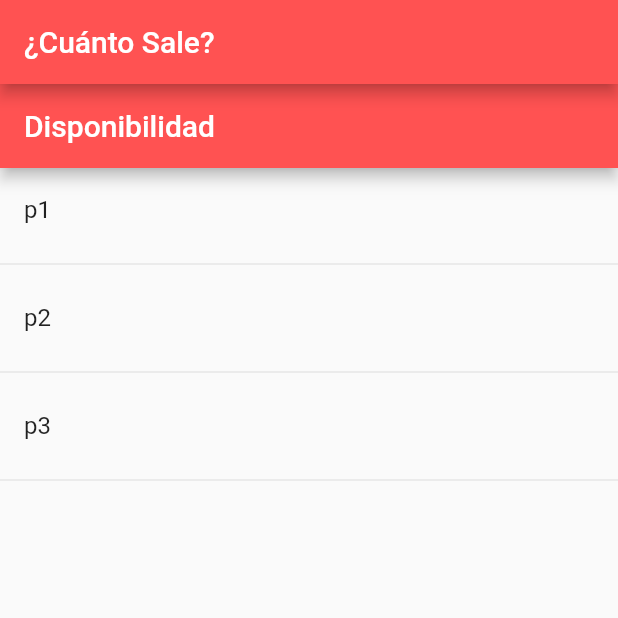
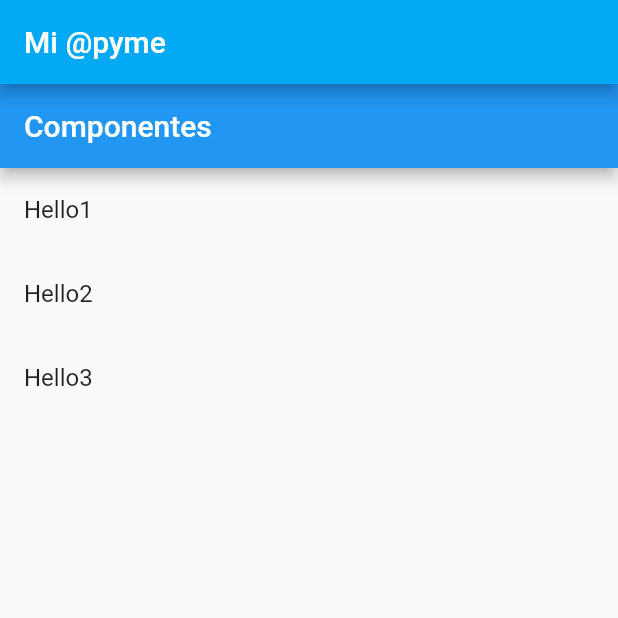
Before and after one commit to jparadae/mo_py, a Flutter app: the screen it shows after launch, on a phone screen of 412 x 824 dp, the top half of it. Run offline on Flutter 3.47's test engine with Material 2 defaults, Android fonts, the phone set to English and light mode, and no system bars.

```diff
--- a/lib/main.dart
+++ b/lib/main.dart
@@ -1,5 +1,6 @@
 import 'package:flutter/material.dart';
-import 'package:puterio/src/pages/home_temp.dart';
+import 'package:puterio/src/pages/home_page.dart';
+//import 'package:puterio/src/pages/home_temp.dart';
 
 void main() => runApp(MyApp());
 
@@ -7,14 +8,14 @@ class MyApp extends StatelessWidget {
   @override
   Widget build(BuildContext context) {
     return MaterialApp(
-      title: 'Cuanto Sale!',
+      title: 'Opciones Productos',
       debugShowCheckedModeBanner: false,
       home: Scaffold(
         appBar: AppBar(
-          title: Text('¿Cuánto Sale?',),
-          backgroundColor: Colors.redAccent,
+          title: Text('Mi @pyme',),
+          backgroundColor: Colors.lightBlue,
         ),
-        body: HomePageTemp()
+        body: HomePage()
       ),
     );
   }
--- /dev/null
+++ b/lib/src/pages/home_page.dart
@@ -0,0 +1,37 @@
+
+import 'package:flutter/material.dart';
+
+class HomePage extends StatelessWidget{
+
+  @override
+ Widget build(BuildContext context) {
+
+   return Scaffold(
+     appBar: AppBar(
+       title: Text('Componentes'),
+     ),
+     body: _lista(),
+   );
+ }
+
+ _lista(){
+   return ListView(
+     children: _listaItem(),
+   );
+ }
+
+ List<Widget> _listaItem(){
+   return [
+     ListTile(
+      title: Text('Hello1'),
+     ),
+      ListTile(
+      title: Text('Hello2'),
+     ),
+      ListTile(
+      title: Text('Hello3'),
+     )
+
+   ];
+ }
+}
--- a/lib/src/pages/home_temp.dart
+++ b/lib/src/pages/home_temp.dart
@@ -3,14 +3,14 @@ import 'dart:collection';
 import 'package:flutter/material.dart';
 
 class HomePageTemp extends StatelessWidget{
-  final opciones =['p1','p2','p3'];
+  final opciones =['Cargar Catalogo','Pedidos','Publicaciones','Preguntas', 'Mis Ventas', 'Perdidos'];
 
   @override
   Widget build(BuildContext context) {
     return Scaffold(
       appBar: AppBar(
-       title: Text('Disponibilidad'),
-       backgroundColor: Colors.redAccent,
+       title: Text('Opciones @pyme'),
+       backgroundColor: Colors.blueGrey,
       ),
       body:
       ListView(
```
